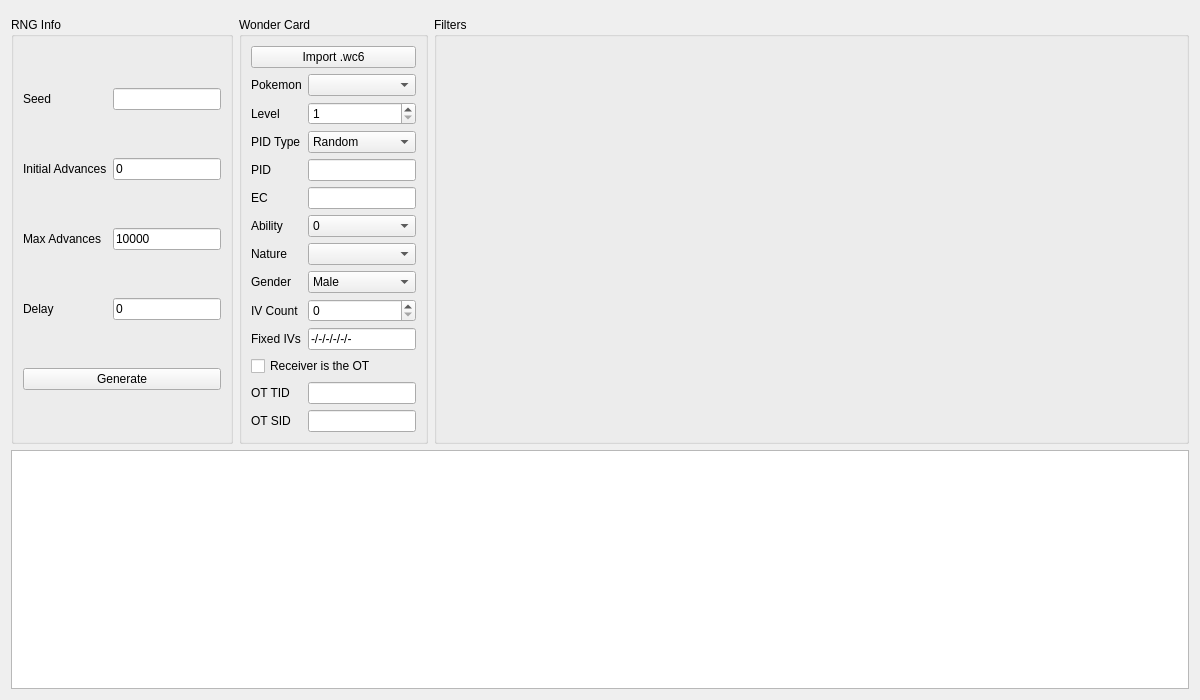
Old version of the form Form/Gen6/Event6.ui in the repository Xenon-Hacks/PokeFinder-GPU.
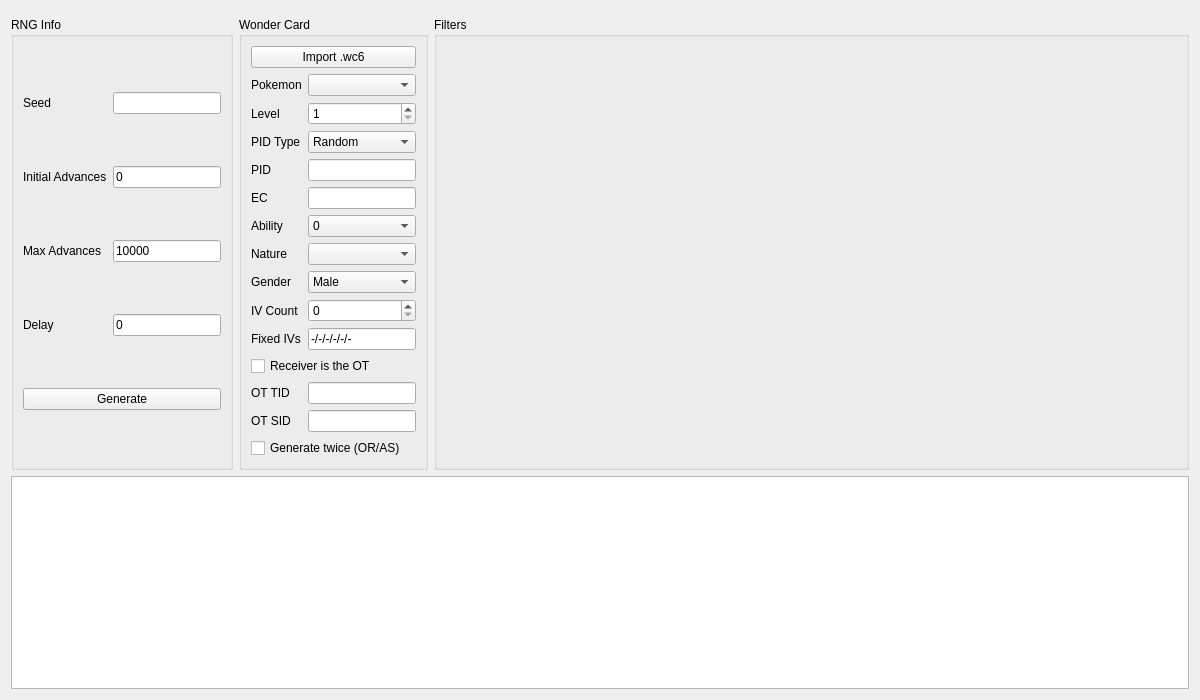
New version of the form. Custom widgets are drawn as their Qt base class.

```diff
--- a/Form/Gen6/Event6.ui
+++ b/Form/Gen6/Event6.ui
@@ -314,6 +314,16 @@
 </property>
 </widget>
 </item>
+<item row="14" column="0" colspan="2">
+<widget class="QCheckBox" name="checkBoxGenerateTwice">
+<property name="toolTip">
+ <string>OR/AS generate the gift twice and keep the second block (3DSRNGTool; not verified live). X/Y generate it once.</string>
+</property>
+<property name="text">
+ <string>Generate twice (OR/AS)</string>
+</property>
+</widget>
+</item>
 <item row="13" column="1">
 <widget class="TextBox" name="textBoxSID"/>
 </item>
```
